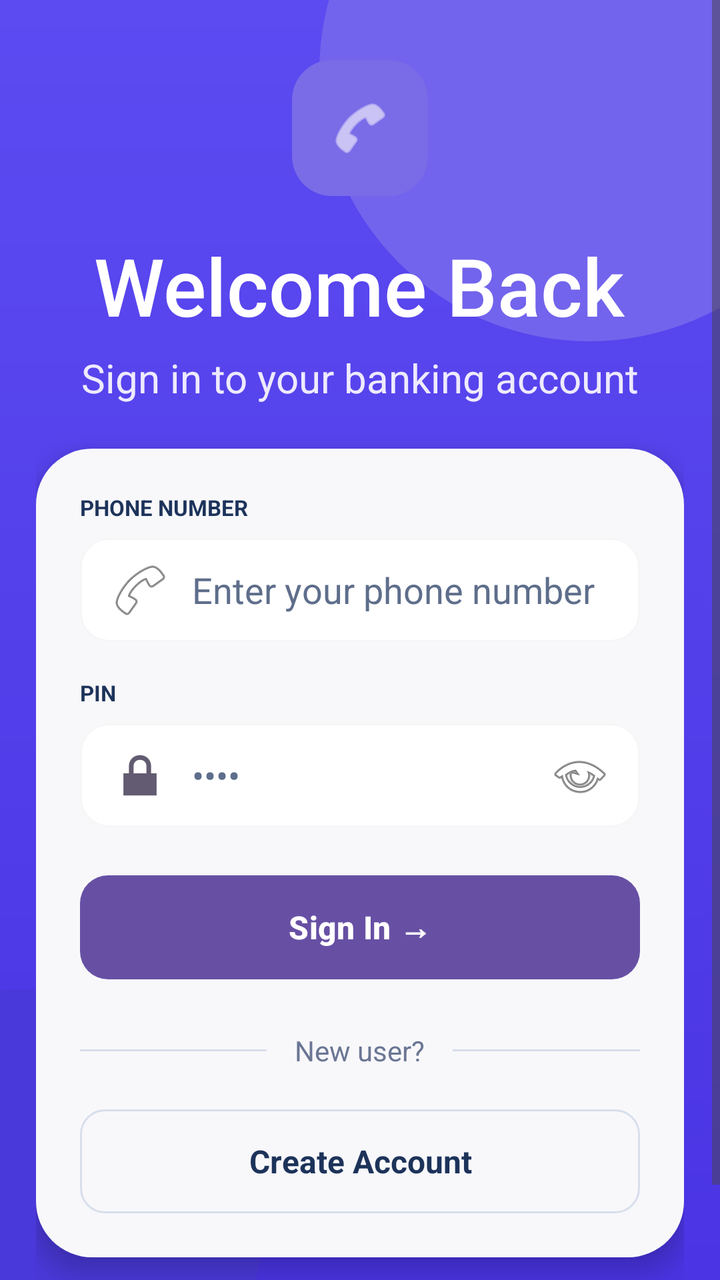
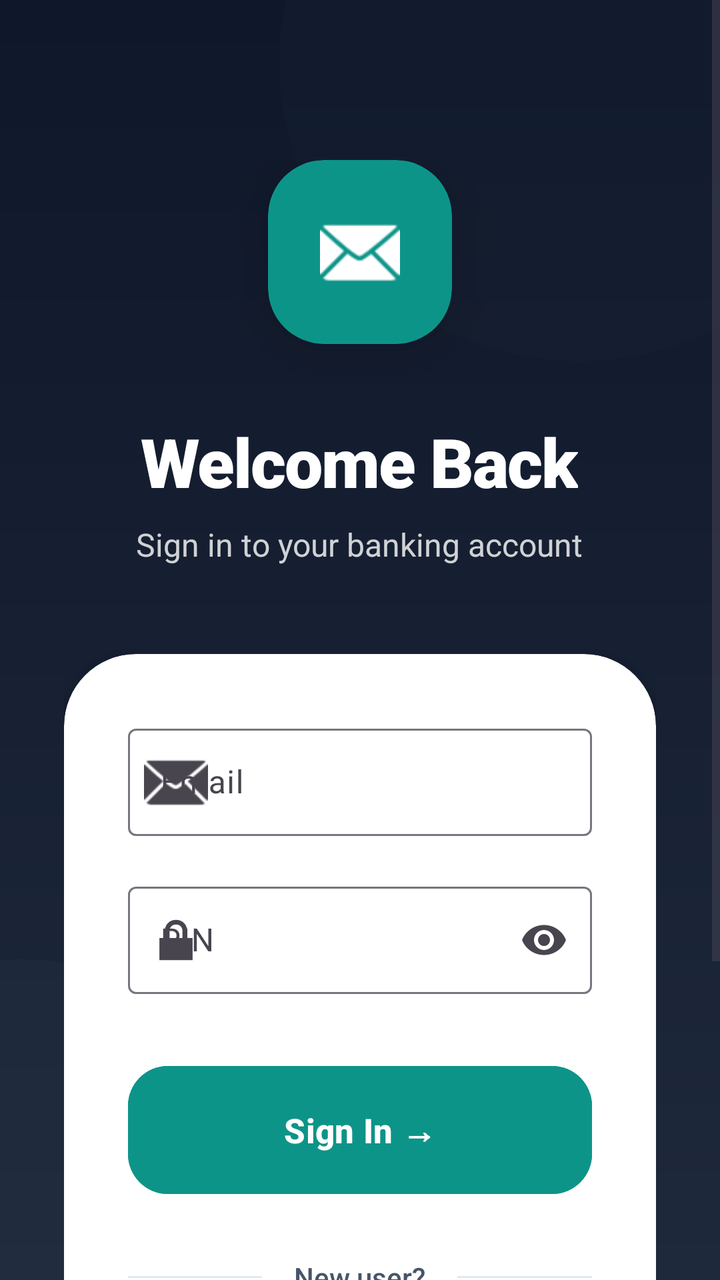

Screens rendered from an Android XML layout before and after an edit, with the pre-edit source and the edit as a unified diff.
<!-- AndroidManifest.xml: application theme Theme.Banking_app_Y3S2 -->
<!-- res/layout/activity_main.xml -->
<?xml version="1.0" encoding="utf-8"?>
<androidx.constraintlayout.widget.ConstraintLayout xmlns:android="http://schemas.android.com/apk/res/android"
    xmlns:app="http://schemas.android.com/apk/res-auto"
    xmlns:tools="http://schemas.android.com/tools"
    android:id="@+id/main"
    android:layout_width="match_parent"
    android:layout_height="match_parent"
    android:background="@drawable/bg_auth_gradient"
    tools:context=".MainActivity">

    <View
        android:layout_width="270dp"
        android:layout_height="270dp"
        android:layout_marginTop="-100dp"
        android:layout_marginEnd="-70dp"
        android:background="@drawable/bg_auth_circle_top"
        app:layout_constraintEnd_toEndOf="parent"
        app:layout_constraintTop_toTopOf="parent" />

    <View
        android:layout_width="240dp"
        android:layout_height="240dp"
        android:layout_marginStart="-110dp"
        android:layout_marginBottom="-95dp"
        android:background="@drawable/bg_auth_circle_bottom"
        app:layout_constraintBottom_toBottomOf="parent"
        app:layout_constraintStart_toStartOf="parent" />

    <ScrollView
        android:layout_width="0dp"
        android:layout_height="0dp"
        android:fillViewport="true"
        android:overScrollMode="ifContentScrolls"
        app:layout_constraintBottom_toBottomOf="parent"
        app:layout_constraintEnd_toEndOf="parent"
        app:layout_constraintStart_toStartOf="parent"
        app:layout_constraintTop_toTopOf="parent">

        <LinearLayout
            android:layout_width="match_parent"
            android:layout_height="match_parent"
            android:gravity="center_horizontal|center_vertical"
            android:orientation="vertical"
            android:paddingStart="18dp"
            android:paddingTop="30dp"
            android:paddingEnd="18dp"
            android:paddingBottom="24dp">

            <ImageView
                android:layout_width="68dp"
                android:layout_height="68dp"
                android:background="@drawable/bg_icon_badge"
                android:contentDescription="@string/logo_content_description"
                android:padding="18dp"
                android:src="@android:drawable/ic_menu_call"
                android:tint="@android:color/white" />

            <TextView
                android:layout_width="wrap_content"
                android:layout_height="wrap_content"
                android:layout_marginTop="18dp"
                android:fontFamily="sans-serif-medium"
                android:text="@string/welcome_back"
                android:textColor="@android:color/white"
                android:textSize="40sp" />

            <TextView
                android:layout_width="wrap_content"
                android:layout_height="wrap_content"
                android:layout_marginTop="6dp"
                android:text="@string/sign_in_subtitle"
                android:textColor="@color/header_subtitle"
                android:textSize="20sp" />

            <LinearLayout
                android:layout_width="match_parent"
                android:layout_height="wrap_content"
                android:layout_marginTop="22dp"
                android:background="@drawable/bg_auth_card"
                android:elevation="8dp"
                android:orientation="vertical"
                android:padding="22dp">

                <TextView
                    android:layout_width="wrap_content"
                    android:layout_height="wrap_content"
                    android:text="@string/phone_label"
                    android:textColor="@color/text_primary"
                    android:textSize="11sp"
                    android:textStyle="bold"
                    android:textAllCaps="true" />

                <EditText
                    android:id="@+id/phoneInput"
                    android:layout_width="match_parent"
                    android:layout_height="52dp"
                    android:layout_marginTop="8dp"
                    android:background="@drawable/bg_input_field"
                    android:drawablePadding="10dp"
                    android:drawableStart="@android:drawable/ic_menu_call"
                    android:hint="@string/phone_hint"
                    android:paddingHorizontal="14dp"
                    android:textColor="@color/text_primary"
                    android:textColorHint="@color/text_hint" />

                <TextView
                    android:layout_width="wrap_content"
                    android:layout_height="wrap_content"
                    android:layout_marginTop="18dp"
                    android:text="@string/pin_label"
                    android:textColor="@color/text_primary"
                    android:textSize="11sp"
                    android:textStyle="bold"
                    android:textAllCaps="true" />

                <EditText
                    android:id="@+id/pinInput"
                    android:layout_width="match_parent"
                    android:layout_height="52dp"
                    android:layout_marginTop="8dp"
                    android:background="@drawable/bg_input_field"
                    android:drawablePadding="10dp"
                    android:drawableStart="@android:drawable/ic_lock_lock"
                    android:drawableEnd="@android:drawable/ic_menu_view"
                    android:hint="@string/pin_hint"
                    android:inputType="numberPassword"
                    android:paddingHorizontal="14dp"
                    android:textColor="@color/text_primary"
                    android:textColorHint="@color/text_hint" />

                <Button
                    android:id="@+id/signInButton"
                    android:layout_width="match_parent"
                    android:layout_height="52dp"
                    android:layout_marginTop="24dp"
                    android:background="@drawable/bg_primary_button"
                    android:text="@string/sign_in_with_arrow"
                    android:textAllCaps="false"
                    android:textColor="@android:color/white"
                    android:textSize="16sp"
                    android:textStyle="bold" />

                <LinearLayout
                    android:layout_width="match_parent"
                    android:layout_height="wrap_content"
                    android:layout_marginTop="26dp"
                    android:gravity="center_vertical"
                    android:orientation="horizontal">

                    <View
                        android:layout_width="0dp"
                        android:layout_height="1dp"
                        android:layout_weight="1"
                        android:background="@color/divider_color" />

                    <TextView
                        android:layout_width="wrap_content"
                        android:layout_height="wrap_content"
                        android:layout_marginHorizontal="14dp"
                        android:text="@string/new_user"
                        android:textColor="@color/text_secondary"
                        android:textSize="14sp" />

                    <View
                        android:layout_width="0dp"
                        android:layout_height="1dp"
                        android:layout_weight="1"
                        android:background="@color/divider_color" />
                </LinearLayout>

                <TextView
                    android:id="@+id/createAccountText"
                    android:layout_width="match_parent"
                    android:layout_height="52dp"
                    android:layout_marginTop="20dp"
                    android:background="@drawable/bg_secondary_button"
                    android:gravity="center"
                    android:text="@string/create_account"
                    android:textColor="@color/text_primary"
                    android:textSize="16sp"
                    android:textStyle="bold" />

            </LinearLayout>

            <TextView
                android:layout_width="wrap_content"
                android:layout_height="wrap_content"
                android:layout_marginTop="20dp"
                android:text="@string/demo_hint"
                android:textColor="@color/header_subtitle"
                android:textSize="14sp"
                android:textStyle="bold" />

        </LinearLayout>
    </ScrollView>

</androidx.constraintlayout.widget.ConstraintLayout>
<!-- resources referenced by this layout -->
<resources>
  <color name="divider_color">#D7DDEA</color>
  <color name="header_subtitle">#EEEAFE</color>
  <color name="text_hint">#5E6E8B</color>
  <color name="text_primary">#1D335A</color>
  <color name="text_secondary">#6A7693</color>
  <!-- drawable bg_auth_card (drawable) -->
  <?xml version="1.0" encoding="utf-8"?>
  <shape xmlns:android="http://schemas.android.com/apk/res/android" android:shape="rectangle">
      <solid android:color="@color/card_white" />
      <corners android:radius="28dp" />
  </shape>
  <!-- drawable bg_icon_badge (drawable) -->
  <?xml version="1.0" encoding="utf-8"?>
  <shape xmlns:android="http://schemas.android.com/apk/res/android" android:shape="rectangle">
      <solid android:color="@color/icon_badge" />
      <corners android:radius="20dp" />
  </shape>
  <!-- drawable bg_input_field (drawable) -->
  <?xml version="1.0" encoding="utf-8"?>
  <shape xmlns:android="http://schemas.android.com/apk/res/android" android:shape="rectangle">
      <solid android:color="@color/background" />
      <stroke
          android:width="1dp"
          android:color="@color/background1" />
      <corners android:radius="14dp" />
  </shape>
  <!-- drawable bg_primary_button (drawable) -->
  <?xml version="1.0" encoding="utf-8"?>
  <shape xmlns:android="http://schemas.android.com/apk/res/android" android:shape="rectangle">
      <gradient
          android:angle="0"
          android:endColor="@color/brand_teal_dark"
          android:startColor="@color/brand_teal_mid" />
      <corners android:radius="14dp" />
  </shape>
  <!-- drawable bg_secondary_button (drawable) -->
  <?xml version="1.0" encoding="utf-8"?>
  <shape xmlns:android="http://schemas.android.com/apk/res/android" android:shape="rectangle">
      <solid android:color="@android:color/transparent" />
      <stroke
          android:width="1dp"
          android:color="@color/input_stroke" />
      <corners android:radius="12dp" />
  </shape>
  <string name="demo_hint">🔒 Demo: Use any registered phone and PIN</string>
  <string name="phone_hint">Enter your phone number</string>
  <string name="phone_label">Phone Number</string>
  <string name="pin_hint">••••</string>
  <color name="card_white">#F8F8FB</color>
  <color name="circle_bottom">#4A39DA</color>
  <color name="circle_top">#7264EC</color>
  <color name="brand_bg_bottom">#4A34E4</color>
  <color name="brand_bg_top">#5C4BF1</color>
  <color name="icon_badge">#7A6CE7</color>
  <color name="background">#FFFFFF</color>
  <color name="background1">#F6F6F6</color>
  <color name="brand_teal_dark">#8076E7</color>
  <color name="brand_teal_mid">#9C94EE</color>
  <color name="input_stroke">#D8DEEC</color>
  <style name="Base.Theme.Banking_app_Y3S2" parent="Theme.Material3.DayNight.NoActionBar">
          
          
          <item name="android:textViewStyle">@style/Widget.BankingApp.CleanTextView</item>
          <item name="android:editTextStyle">@style/Widget.BankingApp.CleanEditText</item>
          <item name="buttonStyle">@style/Widget.BankingApp.CleanButton</item>
      </style>
  <style name="Widget.BankingApp.CleanTextView" parent="@android:style/Widget.TextView">
          <item name="android:shadowColor">@android:color/transparent</item>
          <item name="android:shadowDx">0</item>
          <item name="android:shadowDy">0</item>
          <item name="android:shadowRadius">0</item>
          <item name="android:elegantTextHeight">false</item>
      </style>
  <style name="Widget.BankingApp.CleanEditText" parent="@android:style/Widget.EditText">
          <item name="android:shadowColor">@android:color/transparent</item>
          <item name="android:shadowDx">0</item>
          <item name="android:shadowDy">0</item>
          <item name="android:shadowRadius">0</item>
          <item name="android:textColor">@color/text_primary</item>
          <item name="android:textColorHint">@color/text_hint</item>
      </style>
  <style name="Widget.BankingApp.CleanButton" parent="Widget.Material3.Button">
          <item name="android:shadowColor">@android:color/transparent</item>
          <item name="android:shadowDx">0</item>
          <item name="android:shadowDy">0</item>
          <item name="android:shadowRadius">0</item>
          <item name="android:textStyle">bold</item>
          <item name="android:textAllCaps">false</item>
      </style>
  <!-- unchanged entries left out for length: 11 -->
</resources>

<!-- the commit's change to res/layout/activity_main.xml (unified diff, before → after) -->
@@ -8,20 +8,23 @@
     android:background="@drawable/bg_auth_gradient"
     tools:context=".MainActivity">
 
+    
     <View
-        android:layout_width="270dp"
-        android:layout_height="270dp"
-        android:layout_marginTop="-100dp"
-        android:layout_marginEnd="-70dp"
+        android:layout_width="300dp"
+        android:layout_height="300dp"
+        android:layout_marginTop="-120dp"
+        android:layout_marginEnd="-80dp"
+        android:alpha="0.2"
         android:background="@drawable/bg_auth_circle_top"
         app:layout_constraintEnd_toEndOf="parent"
         app:layout_constraintTop_toTopOf="parent" />
 
     <View
-        android:layout_width="240dp"
-        android:layout_height="240dp"
-        android:layout_marginStart="-110dp"
-        android:layout_marginBottom="-95dp"
+        android:layout_width="260dp"
+        android:layout_height="260dp"
+        android:layout_marginStart="-120dp"
+        android:layout_marginBottom="-100dp"
+        android:alpha="0.15"
         android:background="@drawable/bg_auth_circle_bottom"
         app:layout_constraintBottom_toBottomOf="parent"
         app:layout_constraintStart_toStartOf="parent" />
@@ -30,7 +33,7 @@
         android:layout_width="0dp"
         android:layout_height="0dp"
         android:fillViewport="true"
-        android:overScrollMode="ifContentScrolls"
+        android:overScrollMode="never"
         app:layout_constraintBottom_toBottomOf="parent"
         app:layout_constraintEnd_toEndOf="parent"
         app:layout_constraintStart_toStartOf="parent"
@@ -38,158 +41,171 @@
 
         <LinearLayout
             android:layout_width="match_parent"
-            android:layout_height="match_parent"
-            android:gravity="center_horizontal|center_vertical"
+            android:layout_height="wrap_content"
+            android:gravity="center_horizontal"
             android:orientation="vertical"
-            android:paddingStart="18dp"
-            android:paddingTop="30dp"
-            android:paddingEnd="18dp"
-            android:paddingBottom="24dp">
-
-            <ImageView
-                android:layout_width="68dp"
-                android:layout_height="68dp"
-                android:background="@drawable/bg_icon_badge"
-                android:contentDescription="@string/logo_content_description"
-                android:padding="18dp"
-                android:src="@android:drawable/ic_menu_call"
-                android:tint="@android:color/white" />
+            android:paddingHorizontal="32dp"
+            android:paddingTop="80dp"
+            android:paddingBottom="40dp">
+
+            
+            <com.google.android.material.card.MaterialCardView
+                android:layout_width="92dp"
+                android:layout_height="92dp"
+                app:cardBackgroundColor="@color/primary"
+                app:cardCornerRadius="28dp"
+                app:cardElevation="16dp"
+                app:strokeWidth="0dp">
+                <ImageView
+                    android:layout_width="match_parent"
+                    android:layout_height="match_parent"
+                    android:padding="26dp"
+                    android:src="@android:drawable/ic_dialog_email"
+                    android:contentDescription="@string/logo_content_description"
+                    app:tint="@android:color/white" />
+            </com.google.android.material.card.MaterialCardView>
 
             <TextView
                 android:layout_width="wrap_content"
                 android:layout_height="wrap_content"
-                android:layout_marginTop="18dp"
-                android:fontFamily="sans-serif-medium"
+                android:layout_marginTop="36dp"
+                android:fontFamily="sans-serif-black"
                 android:text="@string/welcome_back"
                 android:textColor="@android:color/white"
-                android:textSize="40sp" />
+                android:textSize="34sp"
+                android:letterSpacing="-0.02" />
 
             <TextView
                 android:layout_width="wrap_content"
                 android:layout_height="wrap_content"
-                android:layout_marginTop="6dp"
+                android:layout_marginTop="8dp"
+                android:alpha="0.8"
                 android:text="@string/sign_in_subtitle"
-                android:textColor="@color/header_subtitle"
-                android:textSize="20sp" />
-
-            <LinearLayout
+                android:textColor="@android:color/white"
+                android:textSize="16sp" />
+
+            
+            <com.google.android.material.card.MaterialCardView
                 android:layout_width="match_parent"
                 android:layout_height="wrap_content"
-                android:layout_marginTop="22dp"
-                android:background="@drawable/bg_auth_card"
-                android:elevation="8dp"
-                android:orientation="vertical"
-                android:padding="22dp">
-
-                <TextView
-                    android:layout_width="wrap_content"
-                    android:layout_height="wrap_content"
-                    android:text="@string/phone_label"
-                    android:textColor="@color/text_primary"
-                    android:textSize="11sp"
-                    android:textStyle="bold"
-                    android:textAllCaps="true" />
-
-                <EditText
-                    android:id="@+id/phoneInput"
-                    android:layout_width="match_parent"
-                    android:layout_height="52dp"
-                    android:layout_marginTop="8dp"
-                    android:background="@drawable/bg_input_field"
-                    android:drawablePadding="10dp"
-                    android:drawableStart="@android:drawable/ic_menu_call"
-                    android:hint="@string/phone_hint"
-                    android:paddingHorizontal="14dp"
-                    android:textColor="@color/text_primary"
-                    android:textColorHint="@color/text_hint" />
-
-                <TextView
-                    android:layout_width="wrap_content"
-                    android:layout_height="wrap_content"
-                    android:layout_marginTop="18dp"
-                    android:text="@string/pin_label"
-                    android:textColor="@color/text_primary"
-                    android:textSize="11sp"
-                    android:textStyle="bold"
-                    android:textAllCaps="true" />
-
-                <EditText
-                    android:id="@+id/pinInput"
-                    android:layout_width="match_parent"
-                    android:layout_height="52dp"
-                    android:layout_marginTop="8dp"
-                    android:background="@drawable/bg_input_field"
-                    android:drawablePadding="10dp"
-                    android:drawableStart="@android:drawable/ic_lock_lock"
-                    android:drawableEnd="@android:drawable/ic_menu_view"
-                    android:hint="@string/pin_hint"
-                    android:inputType="numberPassword"
-                    android:paddingHorizontal="14dp"
-                    android:textColor="@color/text_primary"
-                    android:textColorHint="@color/text_hint" />
-
-                <Button
-                    android:id="@+id/signInButton"
-                    android:layout_width="match_parent"
-                    android:layout_height="52dp"
-                    android:layout_marginTop="24dp"
-                    android:background="@drawable/bg_primary_button"
-                    android:text="@string/sign_in_with_arrow"
-                    android:textAllCaps="false"
-                    android:textColor="@android:color/white"
-                    android:textSize="16sp"
-                    android:textStyle="bold" />
+                android:layout_marginTop="44dp"
+                app:cardBackgroundColor="@color/card_white"
+                app:cardCornerRadius="36dp"
+                app:cardElevation="12dp"
+                app:strokeWidth="0dp">
 
                 <LinearLayout
                     android:layout_width="match_parent"
                     android:layout_height="wrap_content"
-                    android:layout_marginTop="26dp"
-                    android:gravity="center_vertical"
-                    android:orientation="horizontal">
-
-                    <View
-                        android:layout_width="0dp"
-                        android:layout_height="1dp"
-                        android:layout_weight="1"
-                        android:background="@color/divider_color" />
-
-                    <TextView
-                        android:layout_width="wrap_content"
+                    android:orientation="vertical"
+                    android:padding="32dp">
+
+                    <com.google.android.material.textfield.TextInputLayout
+                        android:id="@+id/emailInputLayout"
+                        style="@style/Widget.BankingApp.InputLayout"
+                        android:layout_width="match_parent"
                         android:layout_height="wrap_content"
-                        android:layout_marginHorizontal="14dp"
-                        android:text="@string/new_user"
-                        android:textColor="@color/text_secondary"
-                        android:textSize="14sp" />
-
-                    <View
-                        android:layout_width="0dp"
-                        android:layout_height="1dp"
-                        android:layout_weight="1"
-                        android:background="@color/divider_color" />
+                        android:hint="@string/email_label"
+                        app:startIconDrawable="@android:drawable/ic_dialog_email">
+
+                        <com.google.android.material.textfield.TextInputEditText
+                            android:id="@+id/emailInput"
+                            android:layout_width="match_parent"
+                            android:layout_height="wrap_content"
+                            android:inputType="textEmailAddress"
+                            android:textColor="@color/text_primary"
+                            android:textSize="16sp"
+
+                            android:paddingVertical="16dp"/>
+                    </com.google.android.material.textfield.TextInputLayout>
+
+                    <com.google.android.material.textfield.TextInputLayout
+                        android:id="@+id/pinInputLayout"
+                        style="@style/Widget.BankingApp.InputLayout"
+                        android:layout_width="match_parent"
+                        android:layout_height="wrap_content"
+                        android:layout_marginTop="20dp"
+                        android:hint="@string/pin_label"
+                        app:endIconMode="password_toggle"
+                        app:startIconDrawable="@android:drawable/ic_lock_lock">
+
+                        <com.google.android.material.textfield.TextInputEditText
+                            android:id="@+id/pinInput"
+                            android:layout_width="match_parent"
+                            android:layout_height="wrap_content"
+                            android:inputType="numberPassword"
+                            android:textColor="@color/text_primary"
+                            android:textSize="16sp"
+                            android:paddingVertical="16dp"/>
+                    </com.google.android.material.textfield.TextInputLayout>
+
+                    <com.google.android.material.button.MaterialButton
+                        android:id="@+id/signInButton"
+                        android:layout_width="match_parent"
+                        android:layout_height="64dp"
+                        android:layout_marginTop="36dp"
+                        android:backgroundTint="@color/primary"
+                        android:text="@string/sign_in_with_arrow"
+                        android:textColor="@android:color/white"
+                        android:textSize="17sp"
+                        android:textStyle="bold"
+                        app:cornerRadius="20dp"
+                        app:elevation="6dp"
+                        android:insetTop="0dp"
+                        android:insetBottom="0dp"/>
+
+                    <LinearLayout
+                        android:layout_width="match_parent"
+                        android:layout_height="wrap_content"
+                        android:layout_marginTop="32dp"
+                        android:gravity="center_vertical"
+                        android:orientation="horizontal">
+
+                        <View
+                            android:layout_width="0dp"
+                            android:layout_height="1dp"
+                            android:layout_weight="1"
+                            android:background="@color/divider_color" />
+
+                        <TextView
+                            android:layout_width="wrap_content"
+                            android:layout_height="wrap_content"
+                            android:layout_marginHorizontal="16dp"
+                            android:text="@string/new_user"
+                            android:textColor="@color/text_secondary"
+                            android:textSize="14sp"
+                            android:fontFamily="sans-serif-medium" />
+
+                        <View
+                            android:layout_width="0dp"
+                            android:layout_height="1dp"
+                            android:layout_weight="1"
+                            android:background="@color/divider_color" />
+                    </LinearLayout>
+
+                    <com.google.android.material.button.MaterialButton
+                        android:id="@+id/createAccountText"
+                        style="@style/Widget.Material3.Button.TextButton"
+                        android:layout_width="match_parent"
+                        android:layout_height="60dp"
+                        android:layout_marginTop="16dp"
+                        android:text="@string/create_account"
+                        android:textColor="@color/primary"
+                        android:textSize="16sp"
+                        android:textStyle="bold"
+                        app:rippleColor="#150D9488" />
+
                 </LinearLayout>
-
-                <TextView
-                    android:id="@+id/createAccountText"
-                    android:layout_width="match_parent"
-                    android:layout_height="52dp"
-                    android:layout_marginTop="20dp"
-                    android:background="@drawable/bg_secondary_button"
-                    android:gravity="center"
-                    android:text="@string/create_account"
-                    android:textColor="@color/text_primary"
-                    android:textSize="16sp"
-                    android:textStyle="bold" />
-
-            </LinearLayout>
+            </com.google.android.material.card.MaterialCardView>
 
             <TextView
                 android:layout_width="wrap_content"
                 android:layout_height="wrap_content"
-                android:layout_marginTop="20dp"
+                android:layout_marginTop="40dp"
+                android:alpha="0.5"
                 android:text="@string/demo_hint"
-                android:textColor="@color/header_subtitle"
-                android:textSize="14sp"
-                android:textStyle="bold" />
+                android:textColor="@android:color/white"
+                android:textSize="12sp" />
 
         </LinearLayout>
     </ScrollView>
<!-- resource entries referenced after the edit -->
@@ -1,93 +1,51 @@
 <!-- resources referenced by this layout -->
 <resources>
-  <color name="divider_color">#D7DDEA</color>
-  <color name="header_subtitle">#EEEAFE</color>
-  <color name="text_hint">#5E6E8B</color>
-  <color name="text_primary">#1D335A</color>
-  <color name="text_secondary">#6A7693</color>
-  <!-- drawable bg_auth_card (drawable) -->
-  <?xml version="1.0" encoding="utf-8"?>
-  <shape xmlns:android="http://schemas.android.com/apk/res/android" android:shape="rectangle">
-      <solid android:color="@color/card_white" />
-      <corners android:radius="28dp" />
-  </shape>
-  <!-- drawable bg_icon_badge (drawable) -->
-  <?xml version="1.0" encoding="utf-8"?>
-  <shape xmlns:android="http://schemas.android.com/apk/res/android" android:shape="rectangle">
-      <solid android:color="@color/icon_badge" />
-      <corners android:radius="20dp" />
-  </shape>
-  <!-- drawable bg_input_field (drawable) -->
-  <?xml version="1.0" encoding="utf-8"?>
-  <shape xmlns:android="http://schemas.android.com/apk/res/android" android:shape="rectangle">
-      <solid android:color="@color/background" />
-      <stroke
-          android:width="1dp"
-          android:color="@color/background1" />
-      <corners android:radius="14dp" />
-  </shape>
-  <!-- drawable bg_primary_button (drawable) -->
-  <?xml version="1.0" encoding="utf-8"?>
-  <shape xmlns:android="http://schemas.android.com/apk/res/android" android:shape="rectangle">
-      <gradient
-          android:angle="0"
-          android:endColor="@color/brand_teal_dark"
-          android:startColor="@color/brand_teal_mid" />
-      <corners android:radius="14dp" />
-  </shape>
-  <!-- drawable bg_secondary_button (drawable) -->
-  <?xml version="1.0" encoding="utf-8"?>
-  <shape xmlns:android="http://schemas.android.com/apk/res/android" android:shape="rectangle">
-      <solid android:color="@android:color/transparent" />
-      <stroke
-          android:width="1dp"
-          android:color="@color/input_stroke" />
-      <corners android:radius="12dp" />
-  </shape>
-  <string name="demo_hint">🔒 Demo: Use any registered phone and PIN</string>
-  <string name="phone_hint">Enter your phone number</string>
-  <string name="phone_label">Phone Number</string>
-  <string name="pin_hint">••••</string>
-  <color name="card_white">#F8F8FB</color>
-  <color name="circle_bottom">#4A39DA</color>
-  <color name="circle_top">#7264EC</color>
-  <color name="brand_bg_bottom">#4A34E4</color>
-  <color name="brand_bg_top">#5C4BF1</color>
-  <color name="icon_badge">#7A6CE7</color>
-  <color name="background">#FFFFFF</color>
-  <color name="background1">#F6F6F6</color>
-  <color name="brand_teal_dark">#8076E7</color>
-  <color name="brand_teal_mid">#9C94EE</color>
-  <color name="input_stroke">#D8DEEC</color>
+  <color name="divider_color">#E2E8F0</color>
+  <color name="primary">#0D9488</color>
+  <color name="text_primary">#0F172A</color>
+  <color name="text_secondary">#475569</color>
+  <string name="demo_hint">🔒 Demo: Use any registered email and PIN</string>
+  <string name="email_label">Email</string>
+  <color name="card_white">#FFFFFF</color>
+  <color name="circle_bottom">#334155</color>
+  <color name="circle_top">#1E293B</color>
+  <color name="brand_bg_bottom">#1E293B</color>
+  <color name="brand_bg_top">#0F172A</color>
   <style name="Base.Theme.Banking_app_Y3S2" parent="Theme.Material3.DayNight.NoActionBar">
-          
+          <item name="colorPrimary">@color/primary</item>
+          <item name="android:statusBarColor">@color/brand_bg_top</item>
+          <item name="android:windowLightStatusBar" tools:targetApi="m">false</item>
+  
           
           <item name="android:textViewStyle">@style/Widget.BankingApp.CleanTextView</item>
-          <item name="android:editTextStyle">@style/Widget.BankingApp.CleanEditText</item>
           <item name="buttonStyle">@style/Widget.BankingApp.CleanButton</item>
+  
+          
+          <item name="bottomNavigationStyle">@style/Widget.BankingApp.BottomNavigationView</item>
       </style>
   <style name="Widget.BankingApp.CleanTextView" parent="@android:style/Widget.TextView">
           <item name="android:shadowColor">@android:color/transparent</item>
           <item name="android:shadowDx">0</item>
-          <item name="android:shadowDy">0</item>
           <item name="android:shadowRadius">0</item>
           <item name="android:elegantTextHeight">false</item>
       </style>
-  <style name="Widget.BankingApp.CleanEditText" parent="@android:style/Widget.EditText">
-          <item name="android:shadowColor">@android:color/transparent</item>
-          <item name="android:shadowDx">0</item>
-          <item name="android:shadowDy">0</item>
-          <item name="android:shadowRadius">0</item>
-          <item name="android:textColor">@color/text_primary</item>
-          <item name="android:textColorHint">@color/text_hint</item>
+  <style name="Widget.BankingApp.BottomNavigationView" parent="Widget.Material3.BottomNavigationView">
+          <item name="itemActiveIndicatorStyle">@style/Widget.BankingApp.BottomNavIndicator</item>
+          <item name="itemRippleColor">@android:color/transparent</item>
+          <item name="labelVisibilityMode">unlabeled</item>
+          <item name="itemIconTint">@color/nav_item_color</item>
+          <item name="itemTextColor">@color/nav_item_color</item>
       </style>
-  <style name="Widget.BankingApp.CleanButton" parent="Widget.Material3.Button">
-          <item name="android:shadowColor">@android:color/transparent</item>
-          <item name="android:shadowDx">0</item>
-          <item name="android:shadowDy">0</item>
-          <item name="android:shadowRadius">0</item>
-          <item name="android:textStyle">bold</item>
-          <item name="android:textAllCaps">false</item>
+  <style name="Widget.BankingApp.BottomNavIndicator" parent="Widget.Material3.BottomNavigationView.ActiveIndicator">
+          
+          <item name="android:color">@color/primary</item>
+          <item name="android:width">48dp</item>
+          <item name="android:height">38dp</item>
+          <item name="shapeAppearance">@style/ShapeAppearance.BankingApp.NavIndicator</item>
+      </style>
+  <style name="ShapeAppearance.BankingApp.NavIndicator" parent="ShapeAppearance.Material3.SmallComponent">
+          <item name="cornerFamily">rounded</item>
+          <item name="cornerSize">19dp</item>
       </style>
   <!-- unchanged entries left out for length: 11 -->
 </resources>
